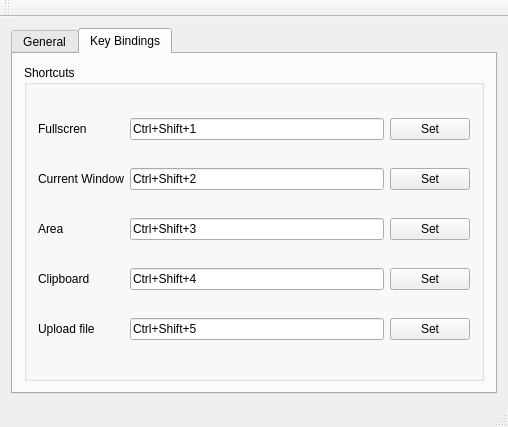
The window that mainwindow.ui (Konosprod/ciconia-linux-gui) describes before a commit, drawn with Qt 5.
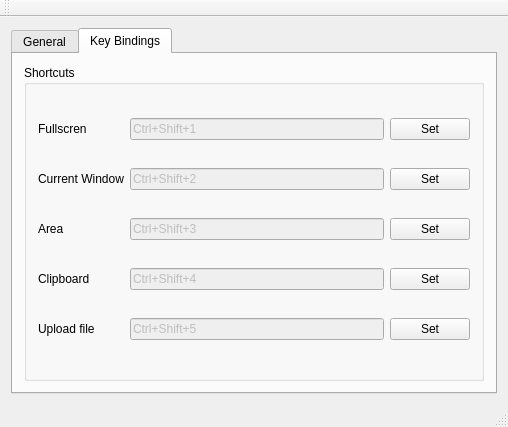
The same window after the commit. Custom widgets are drawn as their Qt base class.

Commit message: Shortcut entry disabled by default

```diff
--- a/mainwindow.ui
+++ b/mainwindow.ui
@@ -131,6 +131,9 @@
            </item>
            <item row="0" column="1">
             <widget class="ShortcutReader" name="lineEdit_2">
+             <property name="enabled">
+              <bool>false</bool>
+             </property>
              <property name="text">
               <string>Ctrl+Shift+1</string>
              </property>
@@ -152,6 +155,9 @@
            </item>
            <item row="1" column="1">
             <widget class="ShortcutReader" name="lineEdit_3">
+             <property name="enabled">
+              <bool>false</bool>
+             </property>
              <property name="text">
               <string>Ctrl+Shift+2</string>
              </property>
@@ -173,6 +179,9 @@
            </item>
            <item row="2" column="1">
             <widget class="ShortcutReader" name="lineEdit_4">
+             <property name="enabled">
+              <bool>false</bool>
+             </property>
              <property name="text">
               <string>Ctrl+Shift+3</string>
              </property>
@@ -194,6 +203,9 @@
            </item>
            <item row="3" column="1">
             <widget class="ShortcutReader" name="lineEdit_5">
+             <property name="enabled">
+              <bool>false</bool>
+             </property>
              <property name="text">
               <string>Ctrl+Shift+4</string>
              </property>
@@ -215,6 +227,9 @@
            </item>
            <item row="4" column="1">
             <widget class="ShortcutReader" name="lineEdit_6">
+             <property name="enabled">
+              <bool>false</bool>
+             </property>
              <property name="text">
               <string>Ctrl+Shift+5</string>
              </property>
```
Left out of the diff: 2 changed lines with no effect on the pictures.
